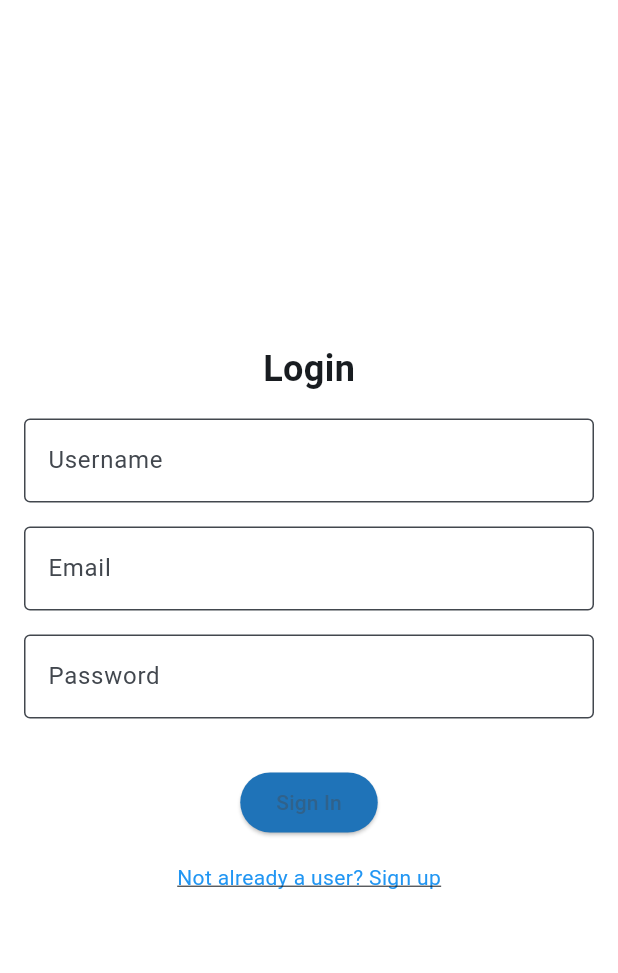
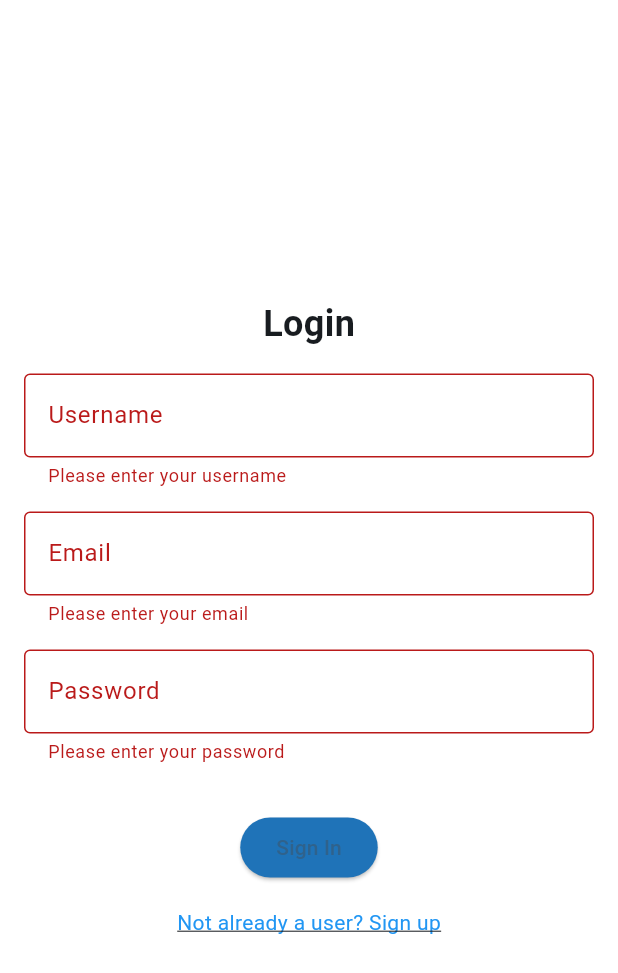
Before and after one commit to shreyash1706/smth, a Flutter app: the LoginPage screen opened directly, after a tap on "Sign In", on a phone screen of 412 x 824 dp. Shown: the top 973 px of the screen. Run offline on Flutter 3.47's test engine with Material 3 defaults, Android fonts, the phone set to English and light mode, and no system bars; our stand-ins replace cloud_firestore, firebase_core, shared_preferences, table_calendar; accounts and stored records are empty.

Commit message:
updated login.dart
all fields have to be filled now

```diff
--- a/to_do_list/lib/pages/login.dart
+++ b/to_do_list/lib/pages/login.dart
@@ -12,16 +12,27 @@ void main() {
   ));
 }
 
-class LoginPage extends StatelessWidget {
+class LoginPage extends StatefulWidget {
+  @override
+  _LoginPageState createState() => _LoginPageState();
+}
+
+class _LoginPageState extends State<LoginPage> {
+  final GlobalKey<FormState> _formKey = GlobalKey<FormState>();
+  TextEditingController _usernameController = TextEditingController();
+  TextEditingController _emailController = TextEditingController();
+  TextEditingController _passwordController = TextEditingController();
+
   @override
   Widget build(BuildContext context) {
-    // Define custom color using RGB values
     Color customColor = Color.fromARGB(255, 31, 115, 184);
 
     return Scaffold(
       backgroundColor: Colors.white,
       body: Padding(
         padding: EdgeInsets.all(16.0),
+        child: Form(
+          key: _formKey,
           child: Column(
             mainAxisAlignment: MainAxisAlignment.center,
             children: [
@@ -33,25 +44,40 @@ class LoginPage extends StatelessWidget {
                 ),
               ),
               SizedBox(height: 16.0),
-            TextField(
+              TextFormField(
+                controller: _usernameController,
                 decoration: InputDecoration(
                   labelText: 'Username',
                   border: OutlineInputBorder(),
                   fillColor: Colors.white,
                   filled: true,
                 ),
+                validator: (value) {
+                  if (value?.isEmpty ?? true) {
+                    return 'Please enter your username';
+                  }
+                  return null;
+                },
               ),
               SizedBox(height: 16.0),
-            TextField(
+              TextFormField(
+                controller: _emailController,
                 decoration: InputDecoration(
                   labelText: 'Email',
                   border: OutlineInputBorder(),
                   fillColor: Colors.white,
                   filled: true,
                 ),
+                validator: (value) {
+                  if (value?.isEmpty ?? true) {
+                    return 'Please enter your email';
+                  }
+                  return null;
+                },
               ),
               SizedBox(height: 16.0),
-            TextField(
+              TextFormField(
+                controller: _passwordController,
                 decoration: InputDecoration(
                   labelText: 'Password',
                   border: OutlineInputBorder(),
@@ -59,14 +85,23 @@ class LoginPage extends StatelessWidget {
                   filled: true,
                 ),
                 obscureText: true,
+                validator: (value) {
+                  if (value?.isEmpty ?? true) {
+                    return 'Please enter your password';
+                  }
+                  return null;
+                },
               ),
               SizedBox(height: 32.0),
               ElevatedButton(
                 onPressed: () {
+                  if (_formKey.currentState!.validate()) {
+                    // Validation passed, proceed with authentication logic
                     // Add your authentication logic here
+                  }
                 },
                 style: ElevatedButton.styleFrom(
-                backgroundColor: customColor, // Use custom color
+                  backgroundColor: customColor,
                 ),
                 child: Text('Sign In'),
               ),
@@ -86,6 +121,15 @@ class LoginPage extends StatelessWidget {
             ],
           ),
         ),
+      ),
     );
   }
+
+  @override
+  void dispose() {
+    _usernameController.dispose();
+    _emailController.dispose();
+    _passwordController.dispose();
+    super.dispose();
   }
+}
```
Lines whose indentation alone changed are shown as unchanged.
